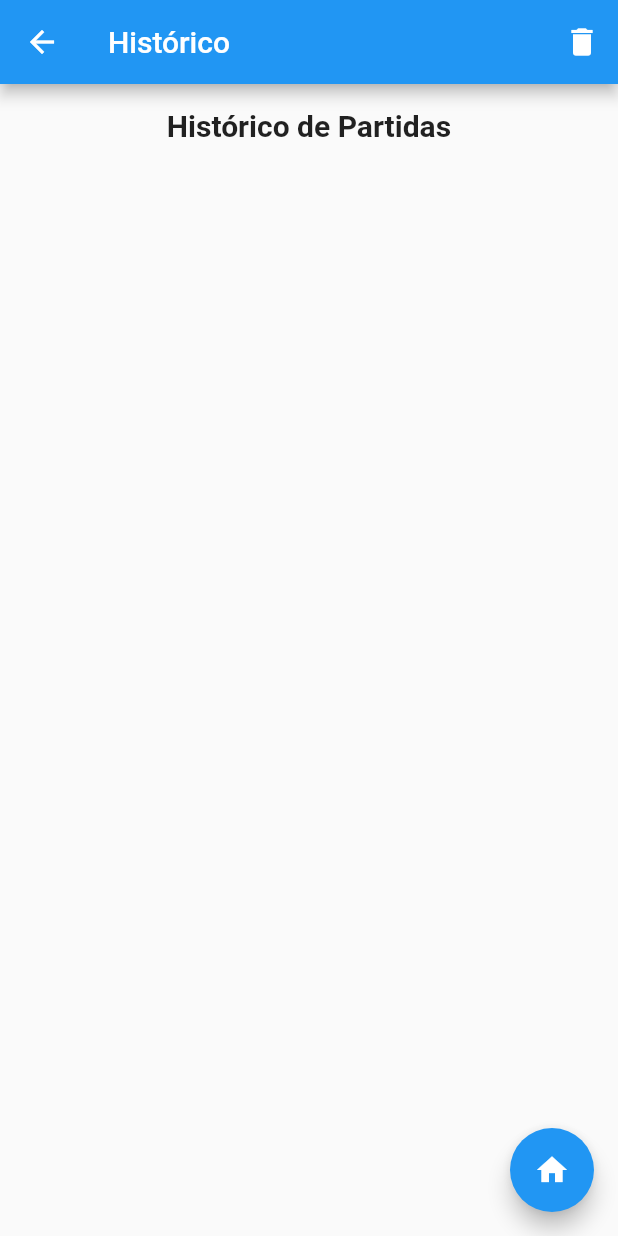
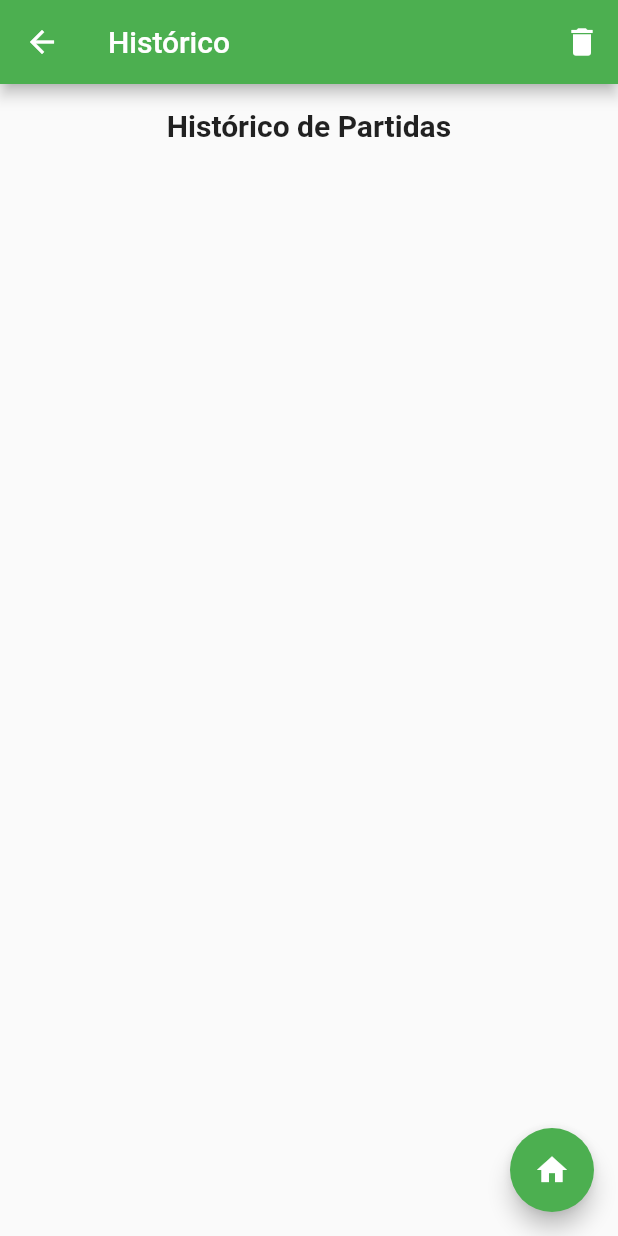
Before and after one commit to Eduardo-Alves-de-Sousa/Black_Jack, a Flutter app: the HistoricoScreen screen opened directly, on a phone screen of 412 x 824 dp. Run offline on Flutter 3.47's test engine with Material 2 defaults, Android fonts, the phone set to English and light mode, and no system bars.

Commit message:
Adicionado: Correção de historico.

```diff
--- a/jogo/lib/historico_screen.dart
+++ b/jogo/lib/historico_screen.dart
@@ -9,6 +9,8 @@ class HistoricoScreen extends StatelessWidget {
     return Scaffold(
       appBar: AppBar(
         title: const Text('Histórico'),
+        backgroundColor:
+            Colors.green, // Ajuste a cor de fundo conforme necessário
         actions: [
           IconButton(
             onPressed: () {
@@ -43,6 +45,9 @@ class HistoricoScreen extends StatelessWidget {
                   return ListTile(
                     title: Text(
                       '${jogo.nomeJogador} - Pontuação: ${jogo.pontuacao} - ${jogo.resultado}',
+                      style: const TextStyle(
+                          color: Colors
+                              .black), // Ajuste a cor do texto conforme necessário
                     ),
                   );
                 },
@@ -59,7 +64,9 @@ class HistoricoScreen extends StatelessWidget {
             MaterialPageRoute(builder: (context) => const HomeScreen()),
           );
         },
-        child: const Icon(Icons.home),
+        backgroundColor: Colors.green,
+        child:
+            const Icon(Icons.home), // Ajuste a cor de fundo conforme necessário
       ),
     );
   }
```
